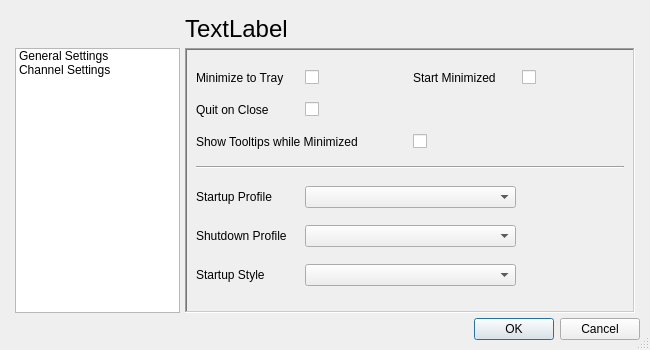
Old version of the form gui_preferences.ui in the repository Shub77/phoebetria-code.
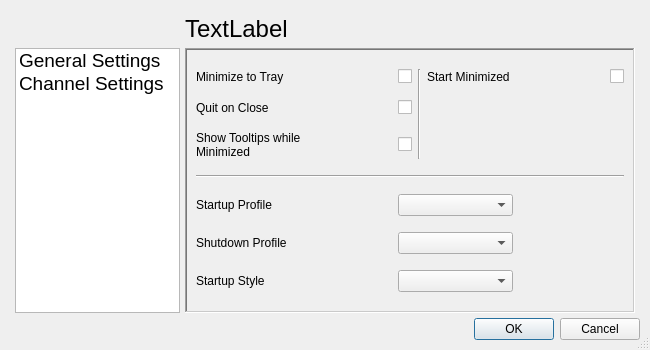
New version of the form. Icons and pictures are not drawn.

Commit message: Added some preference icons.

The edit to the form file:
```diff
--- a/gui_preferences.ui
+++ b/gui_preferences.ui
@@ -60,6 +60,11 @@
          <height>0</height>
         </size>
        </property>
+       <property name="font">
+        <font>
+         <pointsize>14</pointsize>
+        </font>
+       </property>
        <item>
         <property name="text">
          <string>General Settings</string>
@@ -91,15 +96,14 @@
        </property>
        <widget class="QWidget" name="page_generalSettings">
         <layout class="QGridLayout" name="gridLayout_4">
-         <item row="3" column="0">
-          <widget class="QLabel" name="lbl_quitOnClose">
-           <property name="text">
-            <string>Quit on Close</string>
+         <item row="0" column="6">
+          <widget class="QCheckBox" name="ctrl_minimizeOnStart">
+           <property name="sizePolicy">
+            <sizepolicy hsizetype="Fixed" vsizetype="Fixed">
+             <horstretch>0</horstretch>
+             <verstretch>0</verstretch>
+            </sizepolicy>
            </property>
-          </widget>
-         </item>
-         <item row="3" column="1">
-          <widget class="QCheckBox" name="ctrl_quitOnClose">
            <property name="styleSheet">
             <string notr="true"/>
            </property>
@@ -108,97 +112,125 @@
            </property>
           </widget>
          </item>
-         <item row="5" column="0" colspan="4">
+         <item row="11" column="2" colspan="3">
+          <widget class="QComboBox" name="ctrl_style"/>
+         </item>
+         <item row="9" column="2" colspan="3">
+          <widget class="QComboBox" name="ctrl_startupProfile">
+           <property name="styleSheet">
+            <string notr="true"/>
+           </property>
+          </widget>
+         </item>
+         <item row="6" column="0" colspan="7">
           <widget class="Line" name="line">
            <property name="orientation">
             <enum>Qt::Horizontal</enum>
            </property>
           </widget>
          </item>
+         <item row="1" column="0" colspan="2">
+          <widget class="QLabel" name="lbl_quitOnClose">
+           <property name="text">
+            <string>Quit on Close</string>
+           </property>
+          </widget>
+         </item>
+         <item row="11" column="0" colspan="2">
+          <widget class="QLabel" name="lbl_selectStyle">
+           <property name="text">
+            <string>Startup Style</string>
+           </property>
+          </widget>
+         </item>
+         <item row="10" column="2" colspan="3">
+          <widget class="QComboBox" name="ctrl_shutdownProfile">
+           <property name="styleSheet">
+            <string notr="true"/>
+           </property>
+           <property name="editable">
+            <bool>false</bool>
+           </property>
+          </widget>
+         </item>
+         <item row="10" column="0" colspan="2">
+          <widget class="QLabel" name="lbl_shutdownProfile">
+           <property name="text">
+            <string>Shutdown Profile</string>
+           </property>
+          </widget>
+         </item>
          <item row="0" column="2">
+          <widget class="QCheckBox" name="ctrl_minimizeToTray">
+           <property name="sizePolicy">
+            <sizepolicy hsizetype="Fixed" vsizetype="Fixed">
+             <horstretch>0</horstretch>
+             <verstretch>0</verstretch>
+            </sizepolicy>
+           </property>
+           <property name="styleSheet">
+            <string notr="true"/>
+           </property>
+           <property name="text">
+            <string/>
+           </property>
+          </widget>
+         </item>
+         <item row="0" column="4" colspan="2">
           <widget class="QLabel" name="lbl_minimizeOnStart">
            <property name="text">
             <string>Start Minimized</string>
            </property>
           </widget>
          </item>
-         <item row="0" column="0">
+         <item row="0" column="0" colspan="2">
           <widget class="QLabel" name="lbl_MinimizeToTray">
            <property name="text">
             <string>Minimize to Tray</string>
            </property>
           </widget>
          </item>
-         <item row="0" column="3">
-          <widget class="QCheckBox" name="ctrl_minimizeOnStart">
-           <property name="styleSheet">
-            <string notr="true"/>
-           </property>
-           <property name="text">
-            <string/>
-           </property>
-          </widget>
-         </item>
-         <item row="0" column="1">
-          <widget class="QCheckBox" name="ctrl_minimizeToTray">
-           <property name="styleSheet">
-            <string notr="true"/>
-           </property>
-           <property name="text">
-            <string/>
-           </property>
-          </widget>
-         </item>
-         <item row="9" column="0">
-          <widget class="QLabel" name="lbl_shutdownProfile">
-           <property name="text">
-            <string>Shutdown Profile</string>
-           </property>
-          </widget>
-         </item>
-         <item row="8" column="0">
+         <item row="9" column="0" colspan="2">
           <widget class="QLabel" name="lbl_startupProfile">
            <property name="text">
             <string>Startup Profile</string>
            </property>
           </widget>
          </item>
-         <item row="10" column="0">
-          <widget class="QLabel" name="lbl_selectStyle">
+         <item row="1" column="2">
+          <widget class="QCheckBox" name="ctrl_quitOnClose">
+           <property name="sizePolicy">
+            <sizepolicy hsizetype="Fixed" vsizetype="Fixed">
+             <horstretch>0</horstretch>
+             <verstretch>0</verstretch>
+            </sizepolicy>
+           </property>
+           <property name="styleSheet">
+            <string notr="true"/>
+           </property>
            <property name="text">
-            <string>Startup Style</string>
+            <string/>
            </property>
           </widget>
          </item>
-         <item row="9" column="1" colspan="2">
-          <widget class="QComboBox" name="ctrl_shutdownProfile">
-           <property name="styleSheet">
-            <string notr="true"/>
-           </property>
-           <property name="editable">
-            <bool>false</bool>
-           </property>
-          </widget>
-         </item>
-         <item row="8" column="1" colspan="2">
-          <widget class="QComboBox" name="ctrl_startupProfile">
-           <property name="styleSheet">
-            <string notr="true"/>
-           </property>
-          </widget>
-         </item>
-         <item row="10" column="1" colspan="2">
-          <widget class="QComboBox" name="ctrl_style"/>
-         </item>
-         <item row="4" column="0" colspan="2">
+         <item row="2" column="0">
           <widget class="QLabel" name="lbl_ShowTooltipOnMinimize">
            <property name="text">
             <string>Show Tooltips while Minimized</string>
            </property>
+           <property name="wordWrap">
+            <bool>true</bool>
+           </property>
           </widget>
          </item>
-         <item row="4" column="2">
+         <item row="2" column="2">
           <widget class="QCheckBox" name="ctrl_showTooltipOnMinimize">
+           <property name="sizePolicy">
+            <sizepolicy hsizetype="Fixed" vsizetype="Fixed">
+             <horstretch>0</horstretch>
+             <verstretch>0</verstretch>
+            </sizepolicy>
+           </property>
            <property name="styleSheet">
             <string notr="true"/>
            </property>
@@ -207,6 +239,13 @@
            </property>
           </widget>
          </item>
+         <item row="0" column="3" rowspan="3">
+          <widget class="Line" name="line_2">
+           <property name="orientation">
+            <enum>Qt::Vertical</enum>
+           </property>
+          </widget>
+         </item>
         </layout>
        </widget>
        <widget class="QWidget" name="page_channelSettings">
```
Left out of the diff: 68 changed lines with no effect on the pictures. The commit also changes 3 other files.
